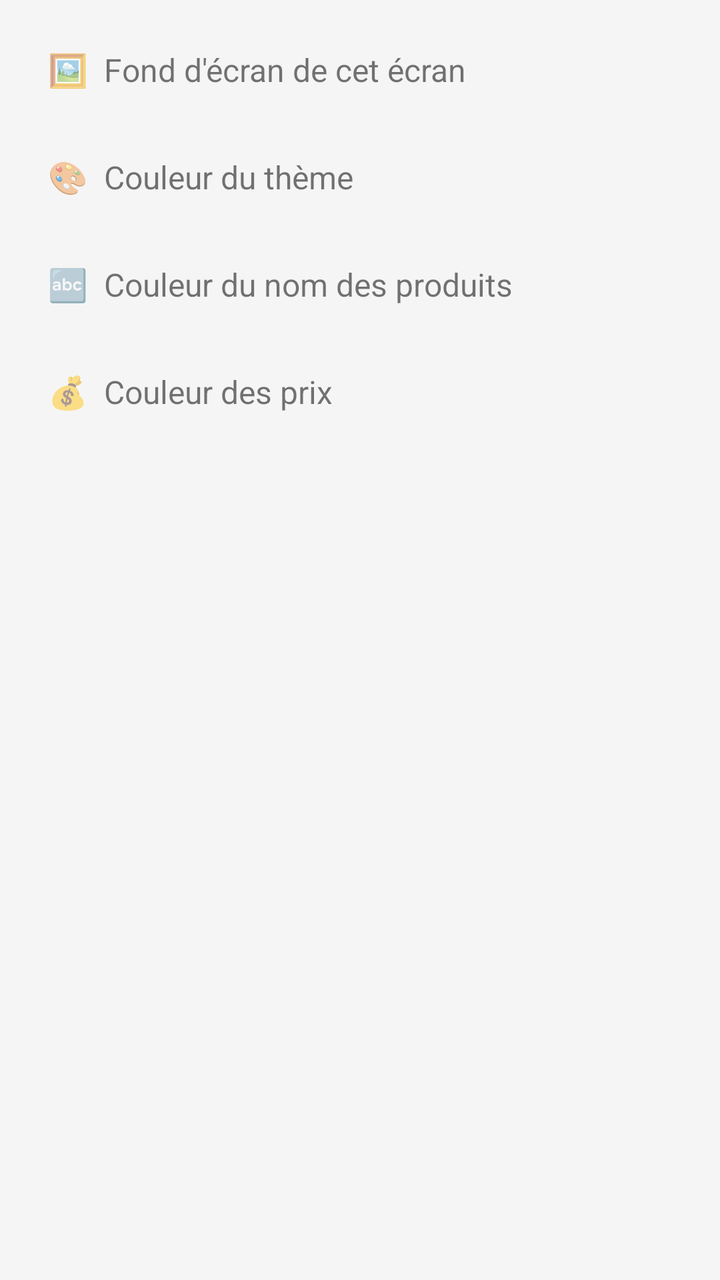
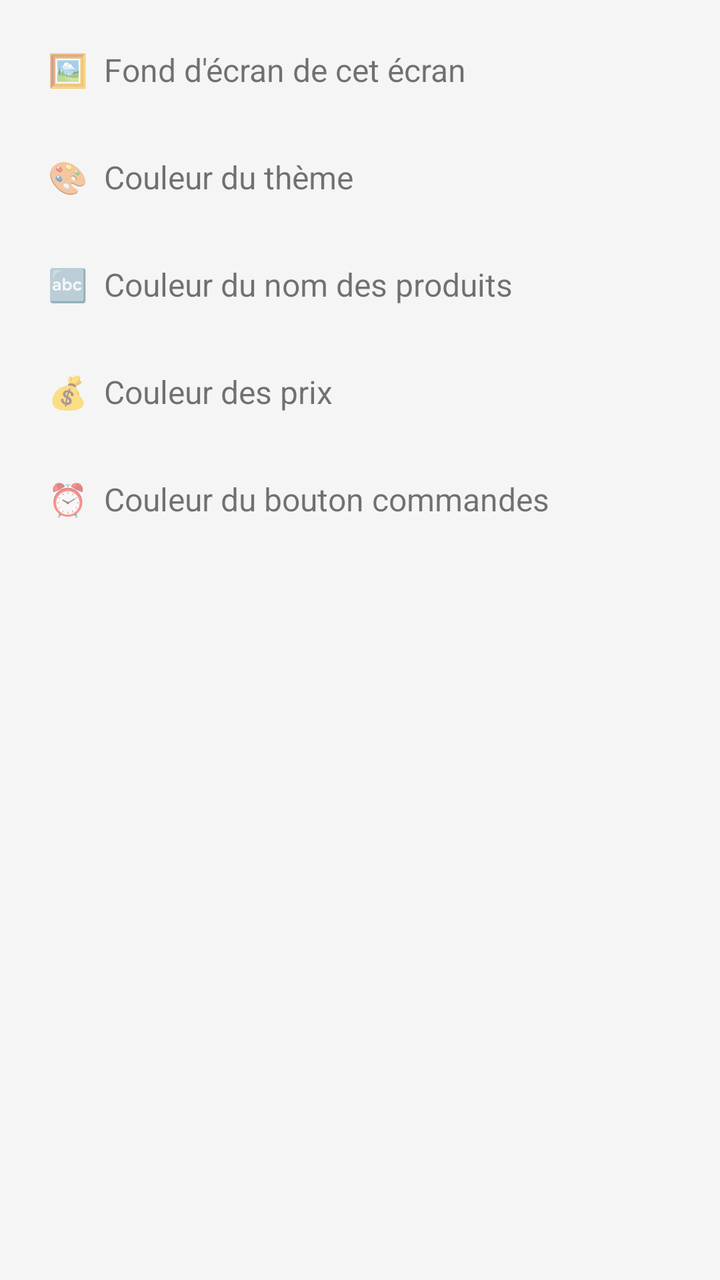

Two renders of the same Android screen: before a commit and after it. Below are the layout's source before the change and the commit's diff.
<!-- AndroidManifest.xml: application theme Theme.MonStock -->
<!-- res/layout/dialog_settings.xml -->
<?xml version="1.0" encoding="utf-8"?>
<LinearLayout xmlns:android="http://schemas.android.com/apk/res/android"
    android:layout_width="match_parent"
    android:layout_height="wrap_content"
    android:orientation="vertical"
    android:padding="8dp">

    <TextView
        android:id="@+id/optBackground"
        android:layout_width="match_parent"
        android:layout_height="wrap_content"
        android:text="🖼  Fond d'écran de cet écran"
        android:textSize="16sp"
        android:padding="16dp" />

    <TextView
        android:id="@+id/optTheme"
        android:layout_width="match_parent"
        android:layout_height="wrap_content"
        android:text="🎨  Couleur du thème"
        android:textSize="16sp"
        android:padding="16dp" />

    <TextView
        android:id="@+id/optNameColor"
        android:layout_width="match_parent"
        android:layout_height="wrap_content"
        android:text="🔤  Couleur du nom des produits"
        android:textSize="16sp"
        android:padding="16dp" />

    <TextView
        android:id="@+id/optPriceColor"
        android:layout_width="match_parent"
        android:layout_height="wrap_content"
        android:text="💰  Couleur des prix"
        android:textSize="16sp"
        android:padding="16dp" />

</LinearLayout>
<!-- resources referenced by this layout -->
<resources>
  <style name="Theme.MonStock" parent="Theme.MaterialComponents.DayNight.NoActionBar">
          <item name="colorPrimary">@color/primary</item>
          <item name="colorPrimaryDark">@color/primary_dark</item>
          <item name="colorAccent">@color/accent</item>
          <item name="android:windowBackground">@color/background</item>
      </style>
  <color name="primary">#1565C0</color>
  <color name="primary_dark">#0D47A1</color>
  <color name="accent">#43A047</color>
  <color name="background">#F5F5F5</color>
</resources>

<!-- the commit's change to res/layout/dialog_settings.xml (unified diff, before → after) -->
@@ -37,4 +37,12 @@
         android:textSize="16sp"
         android:padding="16dp" />
 
+    <TextView
+        android:id="@+id/optOrdersColor"
+        android:layout_width="match_parent"
+        android:layout_height="wrap_content"
+        android:text="⏰  Couleur du bouton commandes"
+        android:textSize="16sp"
+        android:padding="16dp" />
+
 </LinearLayout>
